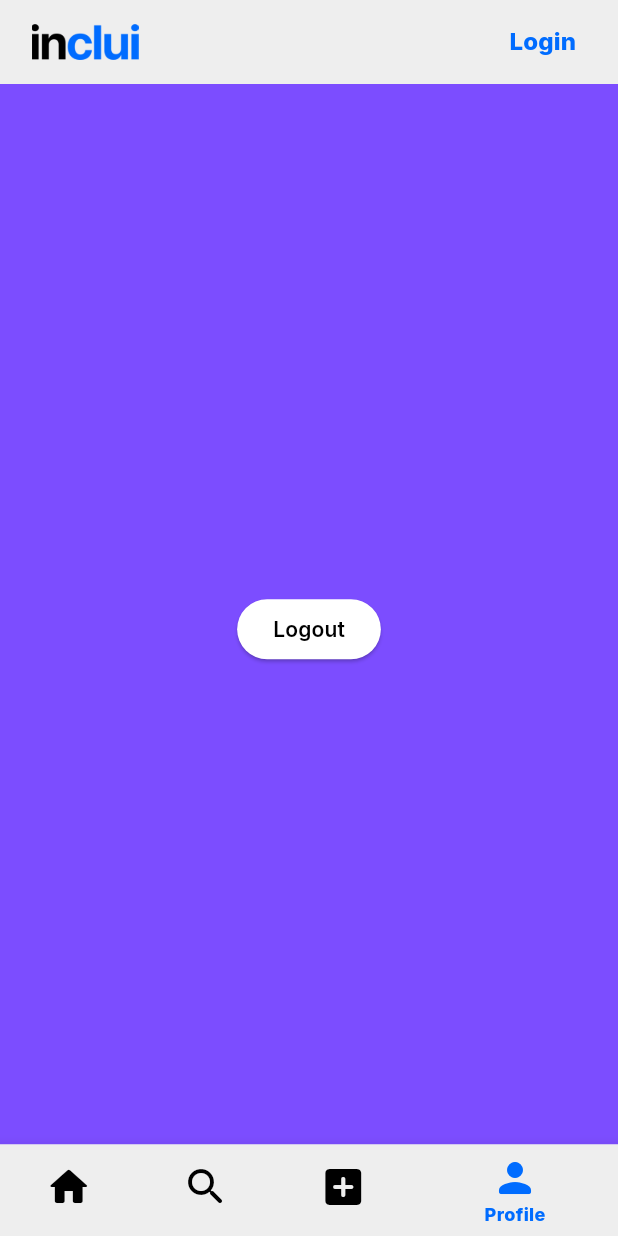
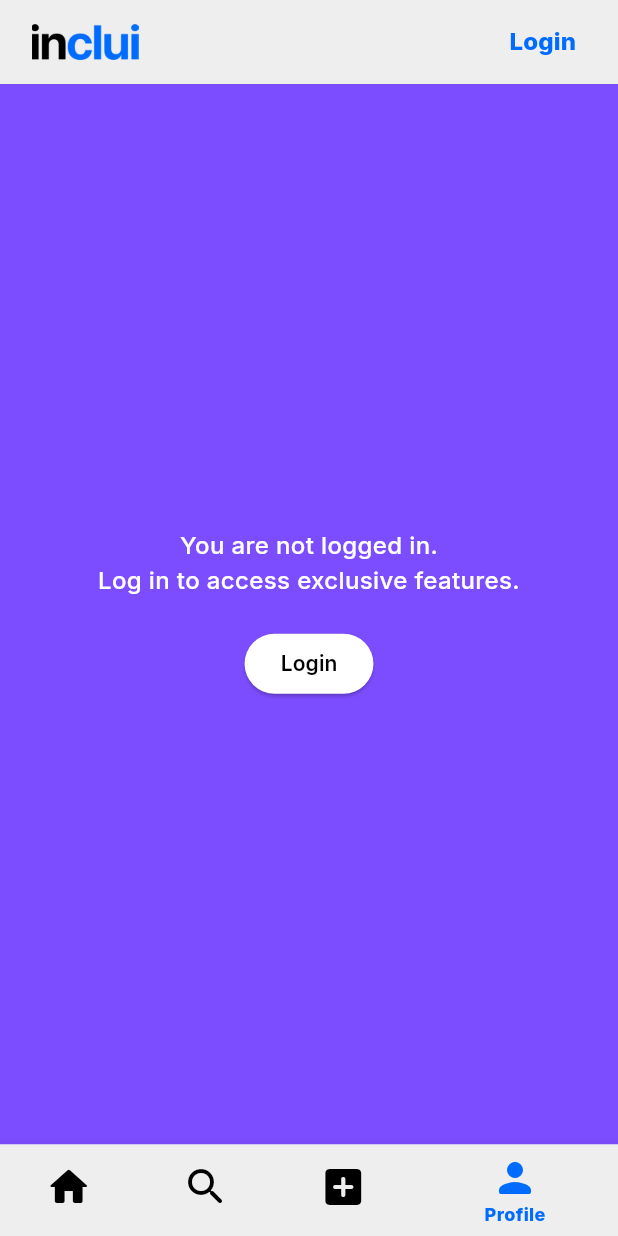
Before and after one commit to simaopsbarbosa/Inclui, a Flutter app: the screen it shows after launch, item 4 of the bottom bar chosen, on a phone screen of 412 x 824 dp. Run offline on Flutter 3.47's test engine with Material 3 defaults, Android fonts, the phone set to English and light mode, and no system bars; our stand-ins replace firebase_auth, firebase_core, firebase_database, geolocator, google_fonts; accounts and stored records are empty; generated files the repository leaves out were written again.

Commit message:
fixed profile page so that it updates automatically and redirects user to login page if not logged in

```diff
--- a/src/inclui/lib/profile_page.dart
+++ b/src/inclui/lib/profile_page.dart
@@ -1,11 +1,31 @@
 import 'package:firebase_auth/firebase_auth.dart';
 import 'package:flutter/material.dart';
 import 'package:google_fonts/google_fonts.dart';
+import 'login_page.dart';
 
-class ProfilePage extends StatelessWidget {
+class ProfilePage extends StatefulWidget {
+  @override
+  _ProfilePageState createState() => _ProfilePageState();
+}
+
+class _ProfilePageState extends State<ProfilePage> {
   final FirebaseAuth _auth = FirebaseAuth.instance;
+  late User? _user;
+  late final Stream<User?> _authStateChanges;
 
-  void _signOut(BuildContext context) async {
+  @override
+  void initState() {
+    super.initState();
+    _user = _auth.currentUser;
+    _authStateChanges = _auth.authStateChanges();
+    _authStateChanges.listen((user) {
+      setState(() {
+        _user = user;
+      });
+    });
+  }
+
+  void _signOut() async {
     await _auth.signOut();
     ScaffoldMessenger.of(context).showSnackBar(
       SnackBar(
@@ -14,22 +34,26 @@ class ProfilePage extends StatelessWidget {
         duration: Duration(seconds: 2),
       ),
     );
-    Navigator.popUntil(context, (route) => route.isFirst);
+  }
+
+  void _redirectToLogin() {
+    Navigator.push(
+      context,
+      MaterialPageRoute(builder: (context) => LoginPage()),
+    );
   }
 
   @override
   Widget build(BuildContext context) {
-    final user = _auth.currentUser;
-
     return Container(
       color: Colors.deepPurpleAccent,
       child: Center(
-        child: Column(
+        child: _user != null
+            ? Column(
                 mainAxisAlignment: MainAxisAlignment.center,
                 children: [
-            if (user != null)
                   Text(
-                'Welcome, ${user.email}',
+                    'Welcome, ${_user!.email}',
                     style: GoogleFonts.inter(
                       fontSize: 18,
                       fontWeight: FontWeight.w600,
@@ -37,7 +61,7 @@ class ProfilePage extends StatelessWidget {
                   ),
                   SizedBox(height: 20),
                   ElevatedButton(
-              onPressed: () => _signOut(context),
+                    onPressed: _signOut,
                     style: ElevatedButton.styleFrom(
                       backgroundColor: Colors.white,
                       foregroundColor: Colors.black,
@@ -51,6 +75,35 @@ class ProfilePage extends StatelessWidget {
                     ),
                   ),
                 ],
+              )
+            : Column(
+                mainAxisAlignment: MainAxisAlignment.center,
+                children: [
+                  Text(
+                    'You are not logged in. \nLog in to access exclusive features.',
+                    textAlign: TextAlign.center,
+                    style: GoogleFonts.inter(
+                      fontSize: 16,
+                      fontWeight: FontWeight.w500,
+                      color: Colors.white,
+                    ),
+                  ),
+                  SizedBox(height: 20),
+                  ElevatedButton(
+                    onPressed: _redirectToLogin,
+                    style: ElevatedButton.styleFrom(
+                      backgroundColor: Colors.white,
+                      foregroundColor: Colors.black,
+                    ),
+                    child: Text(
+                      'Login',
+                      style: GoogleFonts.inter(
+                        fontSize: 14,
+                        fontWeight: FontWeight.w600,
+                      ),
+                    ),
+                  ),
+                ],
               ),
       ),
     );
```
Lines whose indentation alone changed are shown as unchanged.
